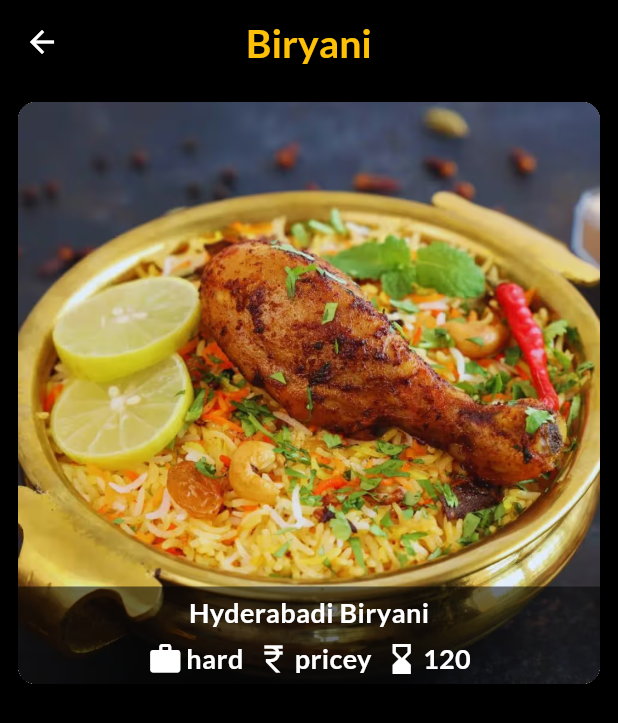
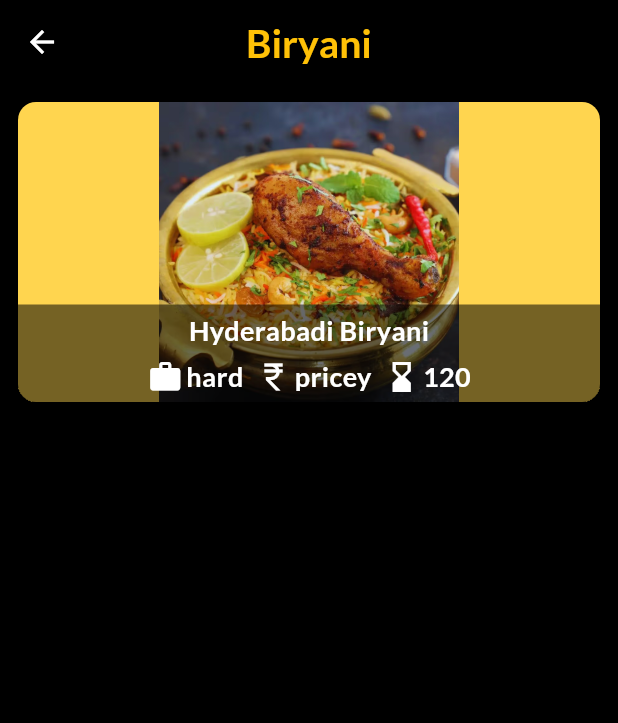
Before and after one commit to AlpitDev26/Meal-App, a Flutter app: the screen it shows after launch, after a tap on "Biryani", on a phone screen of 412 x 824 dp. Shown: the top 723 px of the screen. Run offline on Flutter 3.47's test engine with Material 3 defaults, Android fonts, the phone set to English and light mode, and no system bars; our stand-ins replace google_fonts.

Commit message:
Addition of Meal Detailed Screen in the app.

```diff
--- a/lib/screens/meal_screen.dart
+++ b/lib/screens/meal_screen.dart
@@ -1,7 +1,9 @@
 import 'package:flutter/material.dart';
 import 'package:meal_recipe_app/data/category_data.dart';
 import 'package:meal_recipe_app/models/meal_model.dart';
+import 'package:meal_recipe_app/screens/meals_detailed_screen.dart';
 import 'package:meal_recipe_app/widgets/item_trait.dart';
+import 'dart:ui';
 
 import '../data/meal_data.dart';
 
@@ -39,12 +41,27 @@ class MealScreen extends StatelessWidget {
         child: ListView.builder(
           itemCount: filterMeal.length,
           itemBuilder: (context, index) {
-            return Card(
+            return InkWell(
+              onTap: () {
+                Navigator.push(
+                  context,
+                  MaterialPageRoute(
+                    builder: (context) =>
+                        MealsDetailedScreen(meals: filterMeal[index]),
+                  ),
+                );
+              },
+              child: Card(
+                color: Colors.amber.shade300,
                 clipBehavior: Clip.hardEdge,
                 elevation: 1.8,
                 child: Stack(
                   children: [
-                  Image.asset(filterMeal[index].imageUrl, fit: BoxFit.fill),
+                    Image.asset(
+                      filterMeal[index].imageUrl,
+                      width: double.infinity,
+                      height: 200,
+                    ),
                     Positioned(
                       bottom: 0,
                       right: 0,
@@ -111,12 +128,12 @@ class MealScreen extends StatelessWidget {
                                   text: filterMeal[index].complexity.name,
                                   icon: Icons.work,
                                 ),
-                              SizedBox(width: 8,),
+                                SizedBox(width: 8),
                                 ItemTrait(
                                   text: filterMeal[index].affordability.name,
                                   icon: Icons.currency_rupee,
                                 ),
-                              SizedBox(width: 8,),
+                                SizedBox(width: 8),
                                 ItemTrait(
                                   text: filterMeal[index].duration.toString(),
                                   icon: Icons.hourglass_bottom,
@@ -129,6 +146,7 @@ class MealScreen extends StatelessWidget {
                     ),
                   ],
                 ),
+              ),
             );
           },
         ),
```
Also changed, not shown: lib/screens/meals_detailed_screen.dart (+35 -0 lines). Lines whose indentation alone changed are shown as unchanged.
